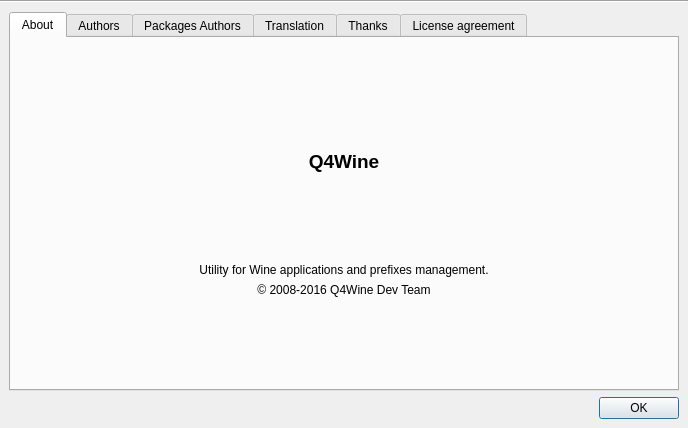
First picture: the form in src/q4wine-gui/uis/About.ui, repository brezerk/q4wine, before the edit.
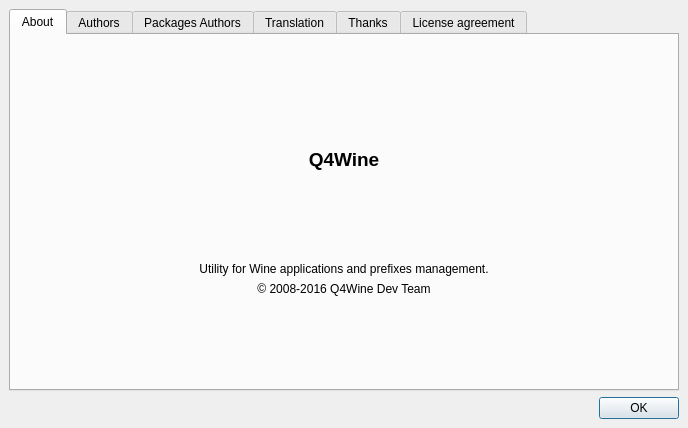
Second picture: the form after the edit. Icons and pictures are not drawn.

```diff
--- a/src/q4wine-gui/uis/About.ui
+++ b/src/q4wine-gui/uis/About.ui
@@ -67,13 +67,6 @@
      </layout>
     </widget>
    </item>
-   <item>
-    <widget class="Line" name="line">
-     <property name="orientation">
-      <enum>Qt::Horizontal</enum>
-     </property>
-    </widget>
-   </item>
    <item>
     <widget class="QWidget" name="widget" native="true">
      <layout class="QVBoxLayout">
```
Left out of the diff: 10 changed lines with no effect on the pictures.
